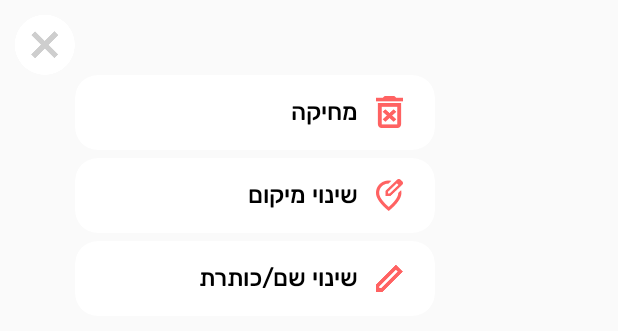
After one commit to shayAslan/RecordApp, an Android app: the layout edit_dialog_layout.xml on its own in the app's theme, with its tools: preview values and no code run, on a phone screen of 412 x 824 dp. The commit adds this screen. Shown: the top 331 px of the screen. Run offline under Robolectric (Android 15) with nearby library versions, the phone set to English and light mode, and no system bars.

Commit message:
no message

```diff
--- /dev/null
+++ b/MusicApplication/app/src/main/res/layout/edit_dialog_layout.xml
@@ -0,0 +1,153 @@
+<?xml version="1.0" encoding="utf-8"?>
+<androidx.constraintlayout.widget.ConstraintLayout xmlns:android="http://schemas.android.com/apk/res/android"
+    xmlns:app="http://schemas.android.com/apk/res-auto"
+    android:layout_width="wrap_content"
+    android:layout_height="wrap_content"
+    android:layoutDirection="ltr"
+    android:padding="10dp">
+
+    <ImageView
+        android:id="@+id/btn_close"
+        android:layout_width="wrap_content"
+        android:layout_height="wrap_content"
+        android:background="?attr/selectableItemBackgroundBorderless"
+        app:layout_constraintStart_toStartOf="parent"
+        app:layout_constraintTop_toTopOf="parent"
+        app:srcCompat="@drawable/close_button" />
+
+    <LinearLayout
+        android:layout_width="240dp"
+        android:layout_height="wrap_content"
+        android:orientation="vertical"
+        app:layout_constraintStart_toEndOf="@+id/btn_close"
+        app:layout_constraintTop_toBottomOf="@+id/btn_close">
+
+        <androidx.cardview.widget.CardView
+            android:layout_width="match_parent"
+            android:layout_height="50dp"
+            app:cardBackgroundColor="@color/white"
+            app:cardCornerRadius="15dp"
+            app:cardElevation="0dp">
+
+            <RelativeLayout
+                android:id="@+id/btn_delete"
+                android:layout_width="match_parent"
+                android:layout_height="match_parent"
+                android:background="?attr/selectableItemBackground"
+                android:orientation="horizontal">
+
+                <ImageView
+                    android:id="@+id/dummy_image"
+                    android:layout_width="wrap_content"
+                    android:layout_height="wrap_content"
+                    android:layout_alignParentEnd="true"
+                    android:layout_centerVertical="true"
+                    android:layout_marginEnd="21dp"
+                    android:src="@drawable/trash_icon_small" />
+
+
+                <TextView
+                    android:layout_width="wrap_content"
+                    android:layout_height="wrap_content"
+                    android:layout_centerVertical="true"
+                    android:layout_marginEnd="12dp"
+                    android:layout_toStartOf="@+id/dummy_image"
+                    android:fontFamily="@font/rubik_meduim"
+                    android:gravity="center"
+                    android:text="@string/delete"
+                    android:textColor="@color/black"
+                    android:textSize="16dp" />
+
+            </RelativeLayout>
+
+        </androidx.cardview.widget.CardView>
+
+        <androidx.cardview.widget.CardView
+            android:layout_width="match_parent"
+            android:layout_height="50dp"
+            android:layout_marginTop="5dp"
+            app:cardBackgroundColor="@color/white"
+            app:cardCornerRadius="15dp"
+            app:cardElevation="0dp">
+
+            <RelativeLayout
+                android:id="@+id/btn_relocation"
+                android:layout_width="match_parent"
+                android:layout_height="match_parent"
+                android:background="?attr/selectableItemBackground"
+                android:orientation="horizontal">
+
+
+                <ImageView
+                    android:id="@+id/dummy_image2"
+                    android:layout_width="wrap_content"
+                    android:layout_height="wrap_content"
+                    android:layout_alignParentEnd="true"
+                    android:layout_centerVertical="true"
+                    android:layout_marginEnd="21dp"
+                    android:src="@drawable/relocation_icon" />
+
+
+                <TextView
+                    android:layout_width="wrap_content"
+                    android:layout_height="wrap_content"
+                    android:layout_centerVertical="true"
+                    android:layout_marginEnd="12dp"
+                    android:layout_toStartOf="@+id/dummy_image2"
+                    android:fontFamily="@font/rubik_meduim"
+                    android:gravity="center"
+                    android:text="@string/change_location"
+                    android:textColor="@color/black"
+                    android:textSize="16dp" />
+
+            </RelativeLayout>
+
+        </androidx.cardview.widget.CardView>
+
+        <androidx.cardview.widget.CardView
+            android:layout_width="match_parent"
+            android:layout_height="50dp"
+            android:layout_marginTop="5dp"
+            app:cardBackgroundColor="@color/white"
+            app:cardCornerRadius="15dp"
+            app:cardElevation="0dp">
+
+            <RelativeLayout
+                android:id="@+id/btn_rename"
+                android:layout_width="match_parent"
+                android:layout_height="match_parent"
+                android:background="?attr/selectableItemBackground"
+                android:orientation="horizontal">
+
+
+                <ImageView
+                    android:id="@+id/dummy_image3"
+                    android:layout_width="wrap_content"
+                    android:layout_height="wrap_content"
+                    android:layout_alignParentEnd="true"
+                    android:layout_centerVertical="true"
+                    android:layout_marginEnd="21dp"
+                    android:src="@drawable/edit_icon" />
+
+
+                <TextView
+                    android:layout_width="wrap_content"
+                    android:layout_height="wrap_content"
+                    android:layout_centerVertical="true"
+                    android:layout_marginEnd="12dp"
+                    android:layout_toStartOf="@+id/dummy_image3"
+                    android:fontFamily="@font/rubik_meduim"
+                    android:gravity="center"
+                    android:text="@string/change_title"
+                    android:textColor="@color/black"
+                    android:textSize="16dp" />
+
+            </RelativeLayout>
+
+        </androidx.cardview.widget.CardView>
+
+
+    </LinearLayout>
+
+
+</androidx.constraintlayout.widget.ConstraintLayout>
--- a/MusicApplication/app/src/main/res/values/strings.xml
+++ b/MusicApplication/app/src/main/res/values/strings.xml
@@ -21,4 +21,7 @@
     <string name="lbl_locate_dialog_text">מי יוכל לשמוע את הסיפור שלך?</string>
     <string name="only_me">רק אני</string>
     <string name="everyone">כולם</string>
+    <string name="delete">מחיקה</string>
+    <string name="change_location">שינוי מיקום</string>
+    <string name="change_title">שינוי שם/כותרת</string>
 </resources>
```
